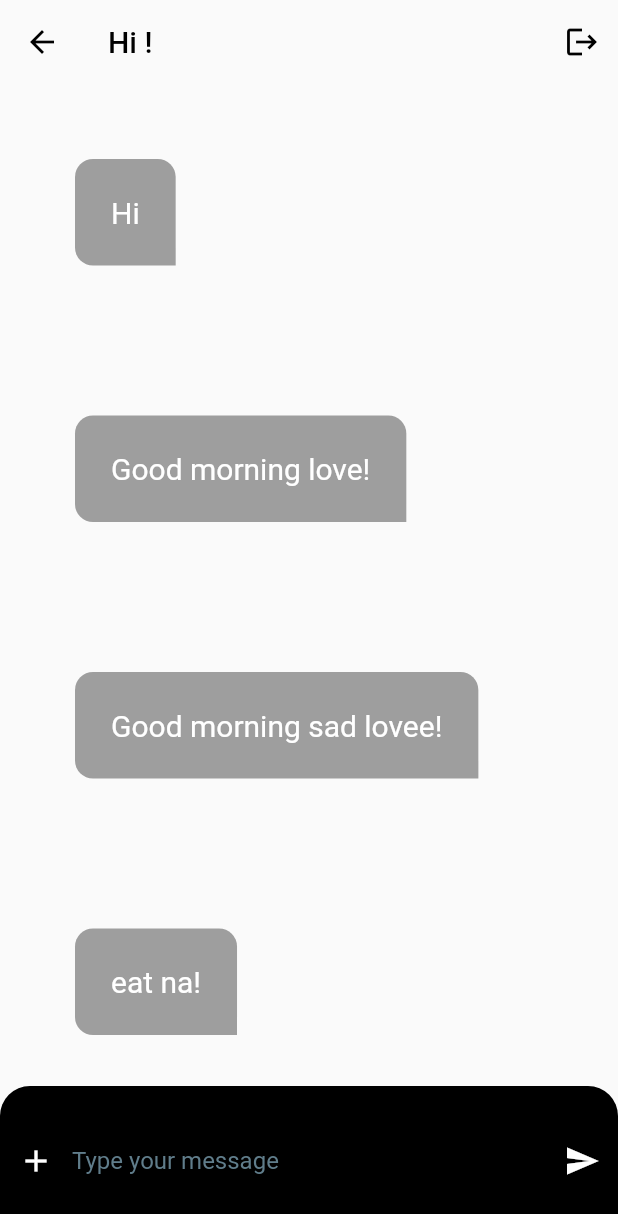
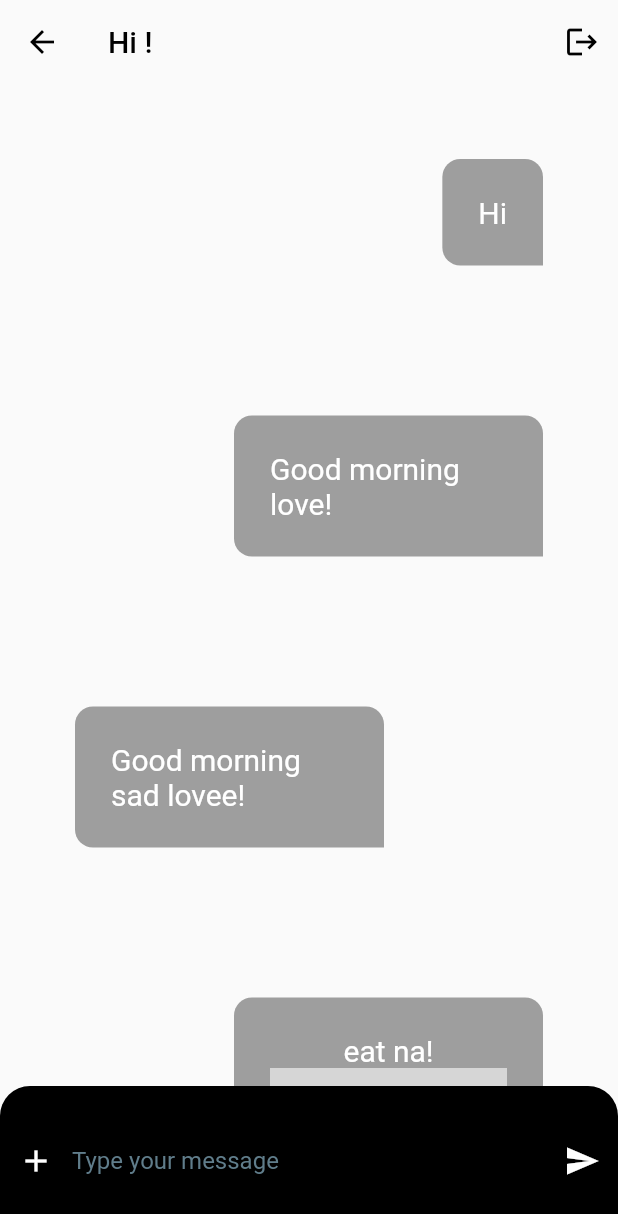
Before and after one commit to Zian2322/chat_apps, a Flutter app: the ChatPage screen opened directly with empty values, on a phone screen of 412 x 824 dp. Shown: the top 1214 px of the screen. Run offline on Flutter 3.47's test engine with Material 2 defaults, Android fonts, the phone set to English and light mode, and no system bars; our stand-ins replace google_fonts; missing offline and left inert: social_media_buttons; network calls fail; grey boxes are pictures that could not be loaded.

Commit message:
Improving UI with box constraints

```diff
--- a/assets/mock_messages.json
+++ b/assets/mock_messages.json
@@ -25,13 +25,13 @@
     "id": "10002",
     "text": "Good morning sad lovee!"
   },
-
   {
     "author": {
       "username": "mark45"
     },
     "createdAt": 1598438499000,
     "id": "10002",
-    "text": "eat na!"
+    "text": "eat na!",
+    "image": "https://upload.wikimedia.org/wikipedia/commons/b/b0/Hamburger_%2812164386105%29.jpg"
   }
 ]
--- a/lib/chat_page.dart
+++ b/lib/chat_page.dart
@@ -1,4 +1,4 @@
-import 'dart:convert'; // <-- Add this
+import 'dart:convert';
 import 'package:chat_apps/models/chat_message_entity.dart';
 import 'package:chat_apps/widgets/chat_bubble.dart';
 import 'package:chat_apps/widgets/chat_input.dart';
@@ -62,7 +62,7 @@ class _ChatPageState extends State<ChatPage> {
               itemCount: _messages.length,
               itemBuilder: (context, index) {
                 return ChatBubble(
-                  alignment: _messages[index].author.userName == username
+                  alignment: _messages[index].author.userName == 'mark45'
                       ? Alignment.centerRight
                       : Alignment.centerLeft,
                   entity: _messages[index],
--- a/lib/models/chat_message_entity.dart
+++ b/lib/models/chat_message_entity.dart
@@ -14,7 +14,7 @@ class ChatMessageEntity {
   });
 
   factory ChatMessageEntity.fromJson(Map<String, dynamic> json){
-    return ChatMessageEntity(text: json['text'], id: json['id'], createdAt: json['createdAt'],
+    return ChatMessageEntity(imageURL: json['image'],text: json['text'], id: json['id'], createdAt: json['createdAt'],
         author: Author.fromJson(json['author']));
   }
 }
--- a/lib/widgets/chat_bubble.dart
+++ b/lib/widgets/chat_bubble.dart
@@ -15,6 +15,7 @@ class ChatBubble extends StatelessWidget {
     return Align(
       alignment: alignment,
       child: Container(
+        constraints: BoxConstraints(maxWidth: MediaQuery.of(context).size.width * 0.5),
         padding: EdgeInsets.all(24),
         child: Column(
           mainAxisSize: MainAxisSize.min,
```
